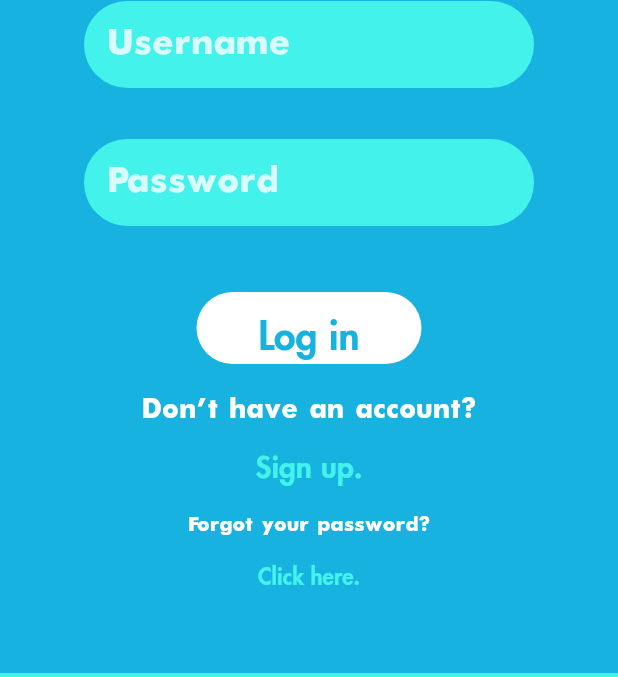
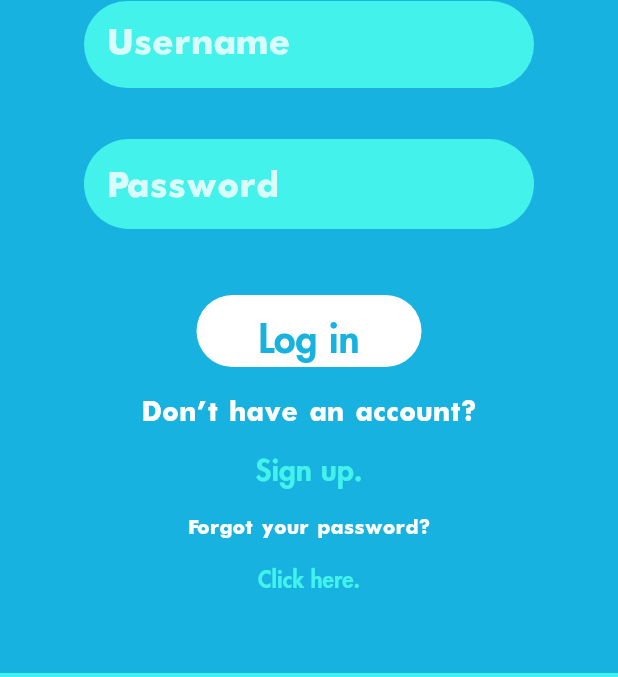
Before and after one commit to mihane-ichinose/VORS_Mobile, a Flutter app: the screen it shows after launch, after a tap on "Log in", on a phone screen of 412 x 824 dp. Shown: the part 491-1168 px from the top of the screen. Run offline on Flutter 3.47's test engine with Material 2 defaults, Android fonts, the phone set to English and light mode, and no system bars; our stand-ins replace font_awesome_flutter; Roboto replaces fonts that are missing (Futura.bold).

Commit message:
Change font family for password field to show up obscureText in home_page_items.dart

```diff
--- a/lib/util/home_page_items.dart
+++ b/lib/util/home_page_items.dart
@@ -134,7 +134,7 @@ class DefaultLoginTextFormField {
       obscureText: true,
       enableSuggestions: false,
       autocorrect: false,
-      style: style,
+      style: style.copyWith(fontFamily: 'Ariel'),
       decoration: InputDecoration(
         errorMaxLines: 1,
         errorText: 'Null',
```
